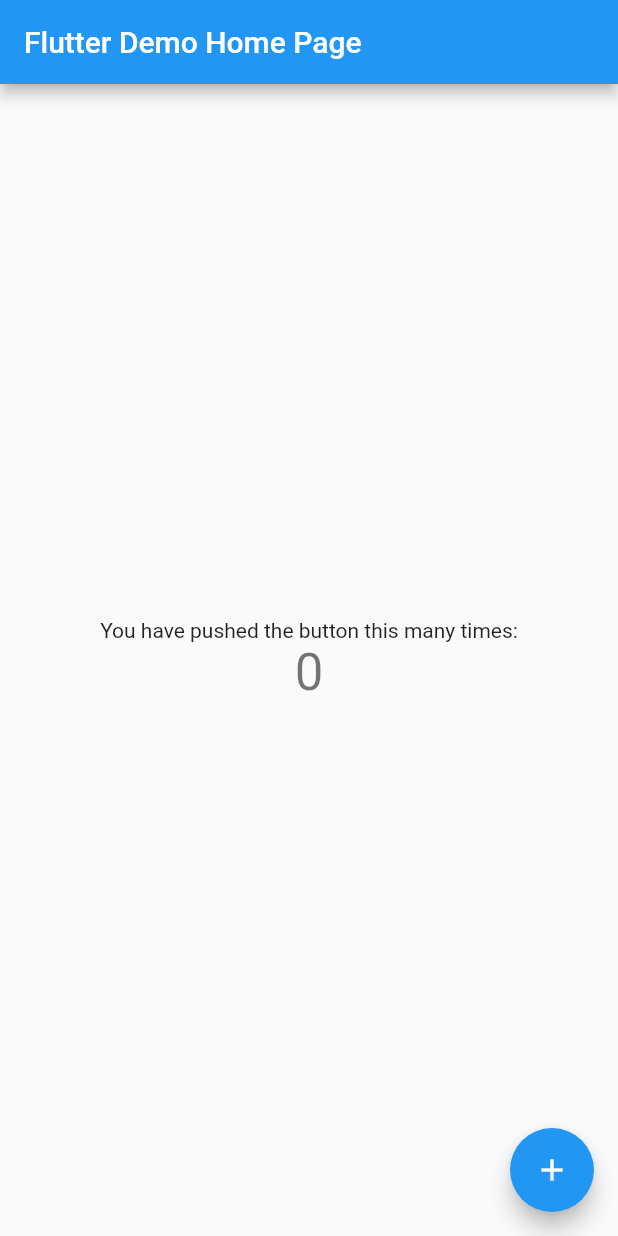
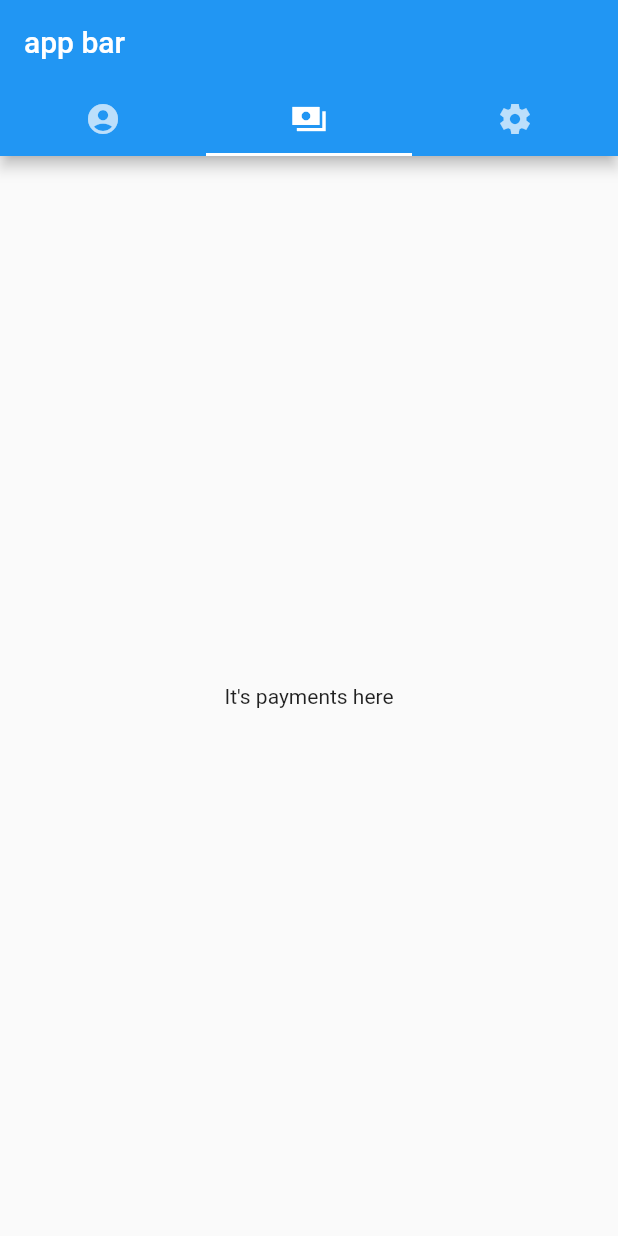
Before and after one commit to hoseCloud/sp1-frontend, a Flutter app: the screen it shows after launch, on a phone screen of 412 x 824 dp. Run offline on Flutter 3.47's test engine with Material 2 defaults, Android fonts, the phone set to English and light mode, and no system bars.

Commit message:
Simplify code and remove comment
Add TabBar.

```diff
--- a/lib/main.dart
+++ b/lib/main.dart
@@ -7,39 +7,20 @@ void main() {
 class MyApp extends StatelessWidget {
   const MyApp({Key? key}) : super(key: key);
 
-  // This widget is the root of your application.
   @override
   Widget build(BuildContext context) {
     return MaterialApp(
-      title: 'Flutter Demo',
+      title: 'sp-1 frontend',
       theme: ThemeData(
-        // This is the theme of your application.
-        //
-        // Try running your application with "flutter run". You'll see the
-        // application has a blue toolbar. Then, without quitting the app, try
-        // changing the primarySwatch below to Colors.green and then invoke
-        // "hot reload" (press "r" in the console where you ran "flutter run",
-        // or simply save your changes to "hot reload" in a Flutter IDE).
-        // Notice that the counter didn't reset back to zero; the application
-        // is not restarted.
         primarySwatch: Colors.blue,
       ),
-      home: const MyHomePage(title: 'Flutter Demo Home Page'),
+      home: const MyHomePage(title: 'app bar'),
     );
   }
 }
 
 class MyHomePage extends StatefulWidget {
   const MyHomePage({Key? key, required this.title}) : super(key: key);
-
-  // This widget is the home page of your application. It is stateful, meaning
-  // that it has a State object (defined below) that contains fields that affect
-  // how it looks.
-
-  // This class is the configuration for the state. It holds the values (in this
-  // case the title) provided by the parent (in this case the App widget) and
-  // used by the build method of the State. Fields in a Widget subclass are
-  // always marked "final".
 
   final String title;
 
@@ -48,68 +29,44 @@ class MyHomePage extends StatefulWidget {
 }
 
 class _MyHomePageState extends State<MyHomePage> {
-  int _counter = 0;
-
-  void _incrementCounter() {
-    setState(() {
-      // This call to setState tells the Flutter framework that something has
-      // changed in this State, which causes it to rerun the build method below
-      // so that the display can reflect the updated values. If we changed
-      // _counter without calling setState(), then the build method would not be
-      // called again, and so nothing would appear to happen.
-      _counter++;
-    });
-  }
 
   @override
   Widget build(BuildContext context) {
-    // This method is rerun every time setState is called, for instance as done
-    // by the _incrementCounter method above.
-    //
-    // The Flutter framework has been optimized to make rerunning build methods
-    // fast, so that you can just rebuild anything that needs updating rather
-    // than having to individually change instances of widgets.
-    return Scaffold(
-      appBar: AppBar(
-        // Here we take the value from the MyHomePage object that was created by
-        // the App.build method, and use it to set our appbar title.
-        title: Text(widget.title),
-      ),
-      body: Center(
-        // Center is a layout widget. It takes a single child and positions it
-        // in the middle of the parent.
-        child: Column(
-          // Column is also a layout widget. It takes a list of children and
-          // arranges them vertically. By default, it sizes itself to fit its
-          // children horizontally, and tries to be as tall as its parent.
-          //
-          // Invoke "debug painting" (press "p" in the console, choose the
-          // "Toggle Debug Paint" action from the Flutter Inspector in Android
-          // Studio, or the "Toggle Debug Paint" command in Visual Studio Code)
-          // to see the wireframe for each widget.
-          //
-          // Column has various properties to control how it sizes itself and
-          // how it positions its children. Here we use mainAxisAlignment to
-          // center the children vertically; the main axis here is the vertical
-          // axis because Columns are vertical (the cross axis would be
-          // horizontal).
-          mainAxisAlignment: MainAxisAlignment.center,
+
+    return DefaultTabController(
+      initialIndex: 1,
+      length: 3,
+      child: Scaffold(
+        appBar: AppBar(
+          title: Text(widget.title),
+          bottom: const TabBar(
+              tabs: <Widget>[
+                Tab(
+                  icon: Icon(Icons.account_circle_sharp),
+                ),
+                Tab(
+                  icon: Icon(Icons.payments_sharp),
+                ),
+                Tab(
+                  icon: Icon(Icons.settings_sharp),
+                ),
+              ],
+          ),
+        ),
+        body: const TabBarView(
           children: <Widget>[
-            const Text(
-              'You have pushed the button this many times:',
+            Center(
+              child: Text("It's account here"),
             ),
-            Text(
-              '$_counter',
-              style: Theme.of(context).textTheme.headline4,
+            Center(
+              child: Text("It's payments here"),
+            ),
+            Center(
+              child: Text("It's settings here"),
             ),
           ],
         ),
       ),
-      floatingActionButton: FloatingActionButton(
-        onPressed: _incrementCounter,
-        tooltip: 'Increment',
-        child: const Icon(Icons.add),
-      ), // This trailing comma makes auto-formatting nicer for build methods.
     );
   }
 }
```
